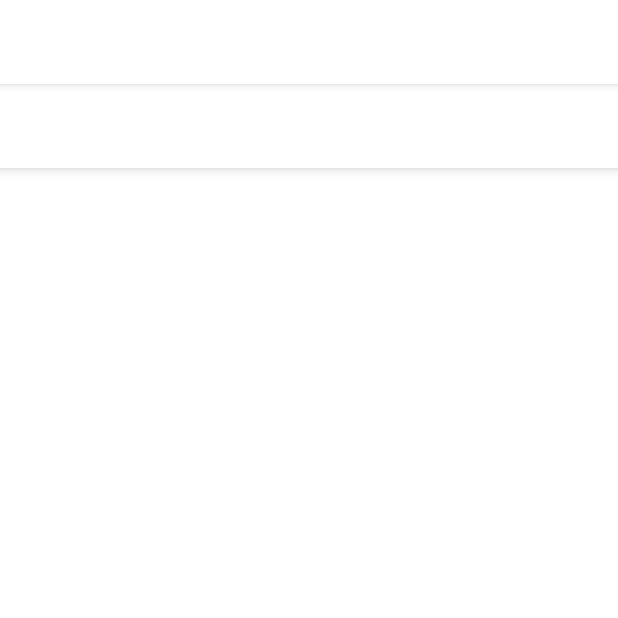
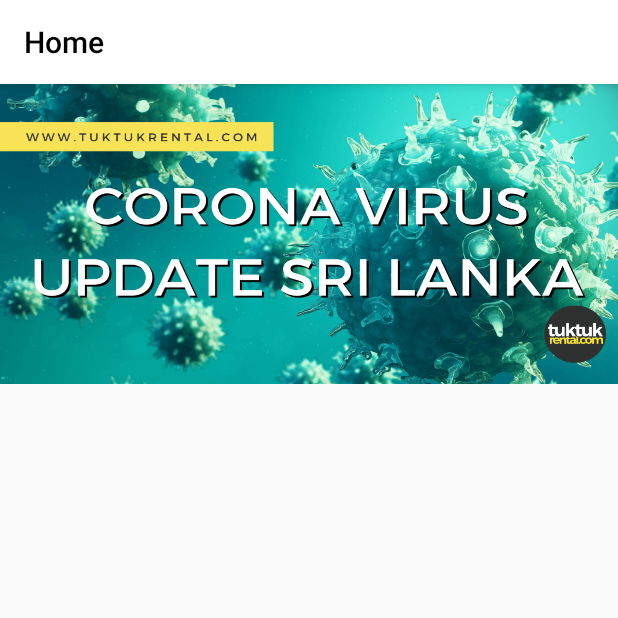
Before and after one commit to ChinthakaWageesha/covid19Updates, an Android app: the screen it shows after launch (MainActivity), on a phone screen of 412 x 824 dp, the top half of it. Run offline under Robolectric (Android 15) with nearby library versions, the phone set to English and light mode, and no system bars; our stand-ins replace ButterKnife, Dagger/Hilt's generated code.

Commit message:
main activity added

```diff
--- a/app/src/main/java/au/elegantmedia/basemvpjava/ui/main/MainActivity.java
+++ b/app/src/main/java/au/elegantmedia/basemvpjava/ui/main/MainActivity.java
@@ -1,34 +1,31 @@
 package au.elegantmedia.basemvpjava.ui.main;
 
 import android.os.Bundle;
-import android.os.Handler;
-import android.support.v4.app.Fragment;
+import android.support.v7.widget.Toolbar;
 import au.elegantmedia.basemvpjava.R;
 import au.elegantmedia.basemvpjava.ui.base.BaseActivity;
+import butterknife.BindView;
+import butterknife.ButterKnife;
 
 public class MainActivity extends BaseActivity {
+
+  @BindView(R.id.main_toolbar) Toolbar toolbar;
 
   @Override
   protected void onCreate(Bundle savedInstanceState) {
     super.onCreate(savedInstanceState);
     setContentView(R.layout.activity_main);
-
+    ButterKnife.bind(this);
+    init();
   }
 
-  private void setFragment(final Fragment fragment, final Bundle bundle) {
+  private void init(){
+    setSupportActionBar(toolbar);
+    getSupportActionBar().setTitle("Home");
+    getSupportActionBar().setDisplayHomeAsUpEnabled(false);
+    getSupportActionBar().setHomeButtonEnabled(false);
+  }
 
-    new Handler().postDelayed(new Runnable() {
-      @Override public void run() {
-        if (bundle != null) {
-          fragment.setArguments(bundle);
-        }
-
-        MainActivity.this.getSupportFragmentManager().beginTransaction()
-            .replace(R.id.fl_container, fragment)
-            .commit();
-      }
-    }, 450);
-  }
   @Override public void onBackPressed() {
     super.onBackPressed();
     finishAffinity();
--- a/app/src/main/res/layout/activity_main.xml
+++ b/app/src/main/res/layout/activity_main.xml
@@ -9,10 +9,20 @@
     >
 
   <include
-      layout="@layout/content_main"
-      app:layout_constraintBottom_toBottomOf="parent"
+      android:id="@+id/main_toolbar"
+      layout="@layout/app_toolbar"
       app:layout_constraintEnd_toEndOf="parent"
       app:layout_constraintStart_toStartOf="parent"
       app:layout_constraintTop_toTopOf="parent" />
 
+  <ImageView
+      android:id="@+id/imageView"
+      android:layout_width="0dp"
+      android:layout_height="200dp"
+      android:scaleType="fitXY"
+      android:src="@drawable/ic_main_logo"
+      app:layout_constraintEnd_toEndOf="parent"
+      app:layout_constraintStart_toStartOf="parent"
+      app:layout_constraintTop_toBottomOf="@+id/main_toolbar" />
+
 </android.support.constraint.ConstraintLayout>
--- a/app/src/main/res/layout/app_toolbar.xml
+++ b/app/src/main/res/layout/app_toolbar.xml
@@ -7,5 +7,5 @@
     android:fitsSystemWindows="true"
     android:layout_width="match_parent"
     android:layout_height="?attr/actionBarSize"
-    android:gravity="center_vertical"
+    android:gravity="center"
     android:theme="@style/ToolBarStyle"/>
--- a/app/src/main/res/layout/content_main.xml
+++ /dev/null
@@ -1,32 +0,0 @@
-<?xml version="1.0" encoding="utf-8"?>
-<android.support.constraint.ConstraintLayout
-    xmlns:android="http://schemas.android.com/apk/res/android"
-    xmlns:app="http://schemas.android.com/apk/res-auto"
-    xmlns:tools="http://schemas.android.com/tools"
-    android:layout_width="match_parent"
-    android:background="@color/colorWhite"
-    android:layout_height="match_parent"
-    android:fitsSystemWindows="true"
-    >
-
-  <include
-      layout="@layout/app_toolbar"
-      android:id="@+id/main_toolbar"
-      app:layout_constraintEnd_toEndOf="parent"
-      app:layout_constraintStart_toStartOf="parent"
-      app:layout_constraintTop_toTopOf="parent"
-      />
-
-  <FrameLayout
-      android:id="@+id/fl_container"
-      android:layout_width="match_parent"
-      android:layout_height="0dp"
-      app:layout_constraintBottom_toBottomOf="parent"
-      app:layout_constraintEnd_toEndOf="parent"
-      app:layout_constraintStart_toStartOf="parent"
-      app:layout_constraintTop_toBottomOf="@+id/main_toolbar"
-      >
-  </FrameLayout>
-
-
-</android.support.constraint.ConstraintLayout>
--- a/app/src/main/res/values/styles.xml
+++ b/app/src/main/res/values/styles.xml
@@ -1,7 +1,7 @@
 <resources>
 
   <!-- Base application theme. -->
-  <style name="AppTheme" parent="Theme.AppCompat.Light.DarkActionBar">
+  <style name="AppTheme" parent="Theme.AppCompat.Light.NoActionBar">
     <!-- Customize your theme here. -->
     <item name="colorPrimary">@color/colorWhite</item>
     <item name="colorPrimaryDark">@color/colorBlack</item>
@@ -11,8 +11,9 @@
 
   <!--toolbar style-->
   <style name="ToolBarStyle">
-    <item name="titleTextColor">@color/colorPrimaryDark</item>
+    <item name="titleTextColor">@color/colorBlack</item>
     <item name="android:fontFamily">sans-serif</item>
+    <item name="android:gravity">center</item>
     <item name="android:actionMenuTextColor">@color/colorAccent</item>
     <item name="android:actionMenuTextAppearance">@style/MenuItemStyle</item>
   </style>
--- /dev/null
+++ b/settings.gradle
@@ -0,0 +1 @@
+include ':app'
```
Also changed, not shown: app/build.gradle (+9 -0 lines), app/src/main/java/au/elegantmedia/basemvpjava/ui/base/BaseFragment.java (deleted, +0 -161 lines), app/src/main/java/au/elegantmedia/basemvpjava/ui/home/HomeFragment.java (deleted, +0 -22 lines), app/src/main/res/layout/fragment_home.xml (deleted, +0 -14 lines), build.gradle (added, +27 -0 lines), gradle.properties (added, +13 -0 lines), app/src/main/res/drawable/ic_main_logo.png (added), gradle/wrapper/gradle-wrapper.properties (added), 4 other files.
